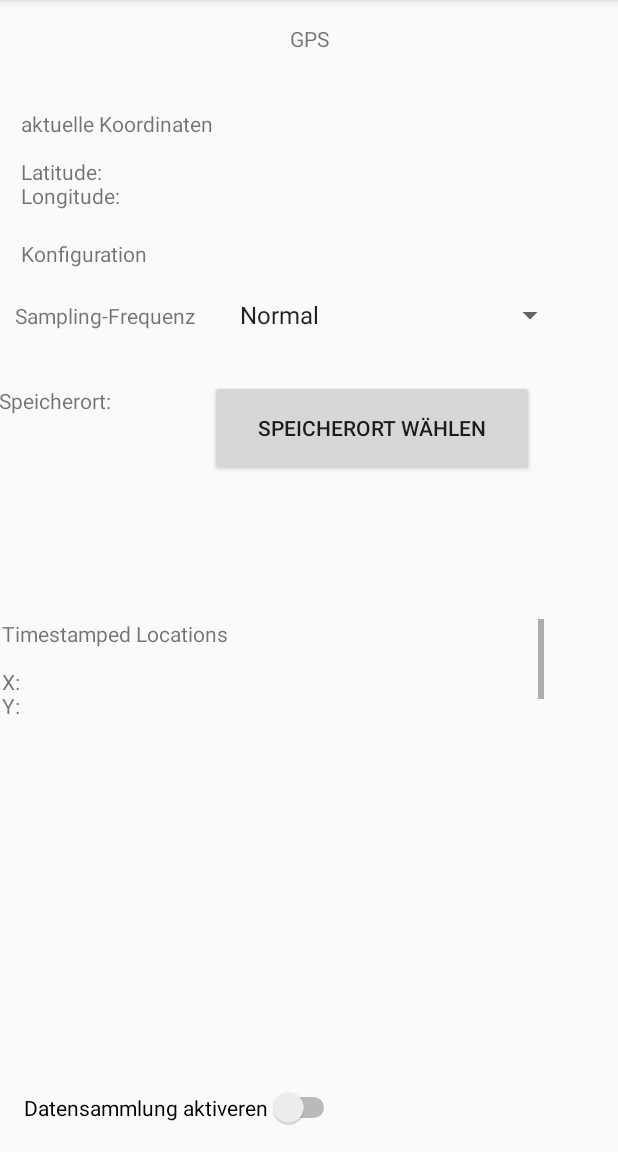
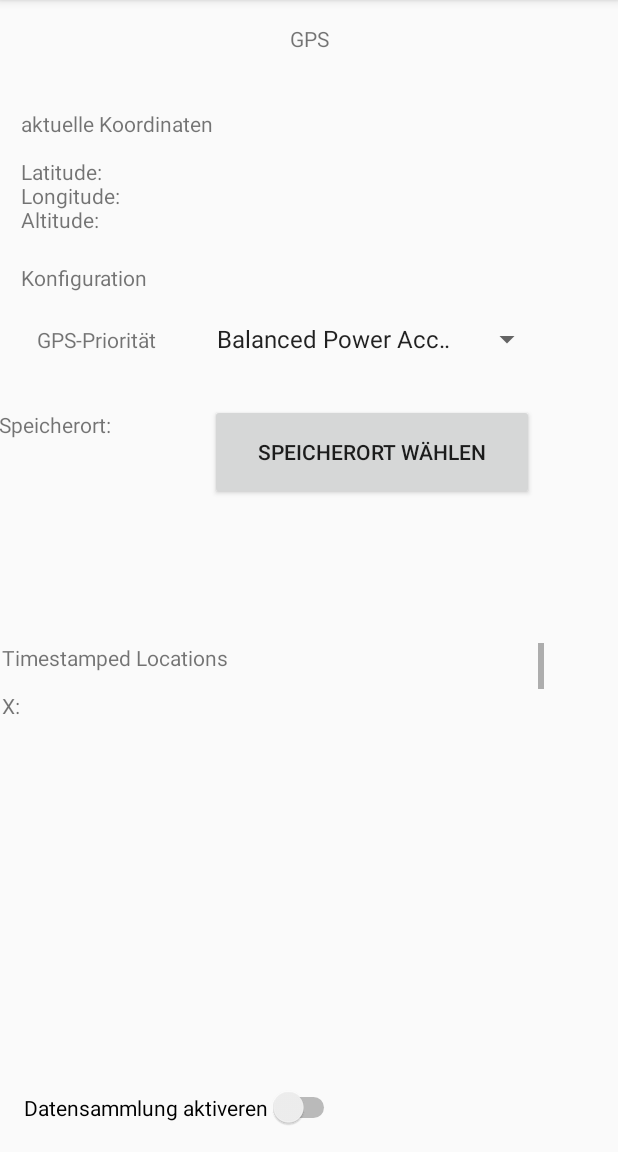
Before and after one commit to magharmi/LokalisierungPraktikum, an Android app: the GPS screen opened directly, with no data from a screen before it, on a phone screen of 412 x 824 dp, the part 84-1236 px from its top. Run offline under Robolectric (Android 15) with nearby library versions, the phone set to English and light mode, and no system bars.

Commit message:
Beschreibung
GPS mit Priorität, Interval und fastestInterval. Altitude auch eingefügt (funktioniert aber nicht 100%).

```diff
--- a/Praktikum/app/build.gradle
+++ b/Praktikum/app/build.gradle
@@ -26,4 +26,6 @@ dependencies {
     testImplementation 'junit:junit:4.12'
     androidTestImplementation 'androidx.test.ext:junit:1.1.0'
     androidTestImplementation 'androidx.test.espresso:espresso-core:3.1.1'
+    implementation 'com.google.android.gms:play-services-location:17.0.0'
+    implementation 'com.google.android.material:material:1.0.0'
 }
--- a/Praktikum/app/src/main/java/com/example/praktikum/Accelerometer.java
+++ b/Praktikum/app/src/main/java/com/example/praktikum/Accelerometer.java
@@ -6,8 +6,6 @@ import android.hardware.Sensor;
 import android.hardware.SensorEvent;
 import android.hardware.SensorEventListener;
 import android.hardware.SensorManager;
-import android.location.LocationListener;
-import android.location.LocationManager;
 import android.os.Bundle;
 import android.util.Log;
 import android.widget.Button;
@@ -34,7 +32,7 @@ public class Accelerometer extends AppCompatActivity {
         switchOnOff = findViewById(R.id.switchOnOff);
 
         textViewAccelerometerKoordinaten = findViewById(R.id.textViewAccelerometerKoordinaten);
-        spinnerSamplingFrequenzen = findViewById(R.id.spinnerSamplingFrequenzen);
+        spinnerSamplingFrequenzen = findViewById(R.id.spinnerGPSPriority);
         buttonSpeicherort = findViewById(R.id.buttonSpeicherort);
 
 
--- a/Praktikum/app/src/main/java/com/example/praktikum/GPS.java
+++ b/Praktikum/app/src/main/java/com/example/praktikum/GPS.java
@@ -1,27 +1,17 @@
 package com.example.praktikum;
 
 import androidx.appcompat.app.AppCompatActivity;
-import androidx.core.app.ActivityCompat;
-import androidx.core.content.ContextCompat;
 
-import android.Manifest;
-import android.content.Context;
-import android.content.pm.PackageManager;
-import android.hardware.Sensor;
-import android.hardware.SensorEvent;
-import android.hardware.SensorEventListener;
-import android.hardware.SensorManager;
 import android.location.Location;
-import android.location.LocationListener;
 import android.location.LocationManager;
 import android.os.Bundle;
-import android.util.Log;
 import android.widget.Button;
 import android.widget.CompoundButton;
 import android.widget.Spinner;
 import android.widget.Switch;
 import android.widget.TextView;
-import android.widget.Toast;
+
+import com.google.android.gms.location.LocationRequest;
 
 public class GPS extends AppCompatActivity {
 
@@ -45,10 +35,9 @@ public class GPS extends AppCompatActivity {
         switchOnOff = findViewById(R.id.switchOnOff);
 
         textViewGPSKoordinaten = findViewById(R.id.textViewGPSKoordinaten);
-        spinnerSamplingFrequenzen = findViewById(R.id.spinnerSamplingFrequenzen);
+        spinnerSamplingFrequenzen = findViewById(R.id.spinnerGPSPriority);
         buttonSpeicherort = findViewById(R.id.buttonSpeicherort);
 
-        ActivityCompat.requestPermissions(GPS.this, new String[]{Manifest.permission.ACCESS_FINE_LOCATION},123);
 
         switchOnOff.setOnCheckedChangeListener(new CompoundButton.OnCheckedChangeListener() {
             @Override
@@ -57,7 +46,7 @@ public class GPS extends AppCompatActivity {
                     switchOnOff.setText("Datensammlung deaktivieren");
                     konfigurationAktiv(false);
                     gpsTracker = new GPSTracker(getApplicationContext());
-                    location = gpsTracker.getLocation();
+                    location = gpsTracker.getLocation(LocationRequest.PRIORITY_HIGH_ACCURACY, 2000, 1000);
                 } else {
                     switchOnOff.setText("Datensammlung aktivieren");
                     konfigurationAktiv(true);
--- a/Praktikum/app/src/main/res/layout/activity_gps.xml
+++ b/Praktikum/app/src/main/res/layout/activity_gps.xml
@@ -35,7 +35,7 @@
         android:layout_height="wrap_content"
         android:layout_marginStart="14dp"
         android:layout_marginBottom="19dp"
-        android:text="aktuelle Koordinaten\n\nLatitude:\nLongitude:"
+        android:text="aktuelle Koordinaten\n\nLatitude:\nLongitude:\nAltitude:"
         app:layout_constraintBottom_toTopOf="@+id/textViewUeberschriftKonfiguration"
         app:layout_constraintStart_toStartOf="parent"
         app:layout_constraintTop_toBottomOf="@+id/textViewUeberschriftGPS" />
@@ -47,31 +47,31 @@
         android:layout_marginStart="14dp"
         android:layout_marginBottom="15dp"
         android:text="Konfiguration"
-        app:layout_constraintBottom_toTopOf="@+id/spinnerSamplingFrequenzen"
+        app:layout_constraintBottom_toTopOf="@+id/spinnerGPSPriority"
         app:layout_constraintStart_toStartOf="parent"
         app:layout_constraintTop_toBottomOf="@+id/textViewGPSKoordinaten" />
 
     <Spinner
-        android:id="@+id/spinnerSamplingFrequenzen"
+        android:id="@+id/spinnerGPSPriority"
         android:layout_width="225dp"
         android:layout_height="32dp"
         android:layout_marginEnd="39dp"
         android:layout_marginBottom="27dp"
-        android:entries="@array/spinner_SamplingFrequenzen"
+        android:entries="@array/spinner_GPSPriority"
         app:layout_constraintBottom_toTopOf="@+id/buttonSpeicherort"
         app:layout_constraintEnd_toEndOf="parent"
-        app:layout_constraintStart_toEndOf="@+id/textViewSamplingFrequenz"
+        app:layout_constraintStart_toEndOf="@+id/textViewGPSPriority"
         app:layout_constraintTop_toBottomOf="@+id/textViewUeberschriftKonfiguration" />
 
     <TextView
-        android:id="@+id/textViewSamplingFrequenz"
+        android:id="@+id/textViewGPSPriority"
         android:layout_width="wrap_content"
         android:layout_height="wrap_content"
         android:layout_marginStart="14dp"
         android:layout_marginEnd="22dp"
-        android:text="Sampling-Frequenz"
-        app:layout_constraintBaseline_toBaselineOf="@+id/spinnerSamplingFrequenzen"
-        app:layout_constraintEnd_toStartOf="@+id/spinnerSamplingFrequenzen"
+        android:text="GPS-Priorität"
+        app:layout_constraintBaseline_toBaselineOf="@+id/spinnerGPSPriority"
+        app:layout_constraintEnd_toStartOf="@+id/spinnerGPSPriority"
         app:layout_constraintStart_toStartOf="parent" />
 
     <TextView
@@ -84,7 +84,7 @@
         android:text="Speicherort:"
         app:layout_constraintEnd_toStartOf="@+id/buttonSpeicherort"
         app:layout_constraintStart_toStartOf="parent"
-        app:layout_constraintTop_toBottomOf="@+id/textViewSamplingFrequenz" />
+        app:layout_constraintTop_toBottomOf="@+id/textViewGPSPriority" />
 
     <ScrollView
         android:id="@+id/scrollView2"
@@ -119,6 +119,6 @@
         app:layout_constraintBottom_toTopOf="@+id/scrollView2"
         app:layout_constraintEnd_toEndOf="parent"
         app:layout_constraintStart_toEndOf="@+id/textViewSpeicherort"
-        app:layout_constraintTop_toBottomOf="@+id/spinnerSamplingFrequenzen" />
+        app:layout_constraintTop_toBottomOf="@+id/spinnerGPSPriority" />
 
 </androidx.constraintlayout.widget.ConstraintLayout>
--- a/Praktikum/app/src/main/res/values/strings.xml
+++ b/Praktikum/app/src/main/res/values/strings.xml
@@ -13,4 +13,11 @@
         <item>Gaming</item>
         <item>Fastest</item>
     </string-array>
+
+    <string-array name="spinner_GPSPriority">
+        <item>Balanced Power Accuracy</item>
+        <item>High Accuracy</item>
+        <item>Low Power</item>
+        <item>No Power</item>
+    </string-array>
 </resources>
```
Also changed, not shown: Praktikum/app/src/main/java/com/example/praktikum/GPSTracker.java (+21 -3 lines), Praktikum/app/src/main/res/layout/activity_accelerometer.xml (+8 -8 lines).
